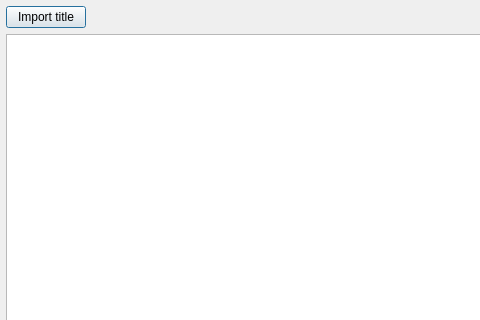
openpak/melonds, file src/frontend/qt_sdl/TitleManagerDialog.ui: the form before one commit; both pictures show x 0 to 480 and y 0 to 320 of the 608 by 466 pixel window.
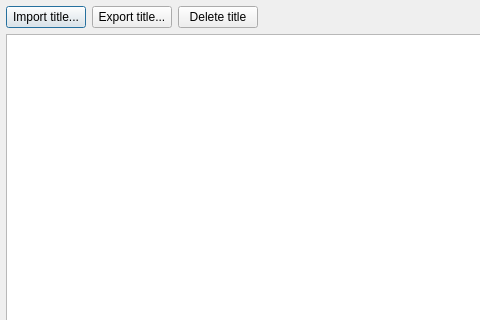
The form after the commit.

```diff
--- a/src/frontend/qt_sdl/TitleManagerDialog.ui
+++ b/src/frontend/qt_sdl/TitleManagerDialog.ui
@@ -31,7 +31,21 @@
      <item>
       <widget class="QPushButton" name="btnImportTitle">
        <property name="text">
-        <string>Import title</string>
+        <string>Import title...</string>
+       </property>
+      </widget>
+     </item>
+     <item>
+      <widget class="QPushButton" name="btnExportTitle">
+       <property name="text">
+        <string>Export title...</string>
+       </property>
+      </widget>
+     </item>
+     <item>
+      <widget class="QPushButton" name="btnDeleteTitle">
+       <property name="text">
+        <string>Delete title</string>
        </property>
       </widget>
      </item>
```
